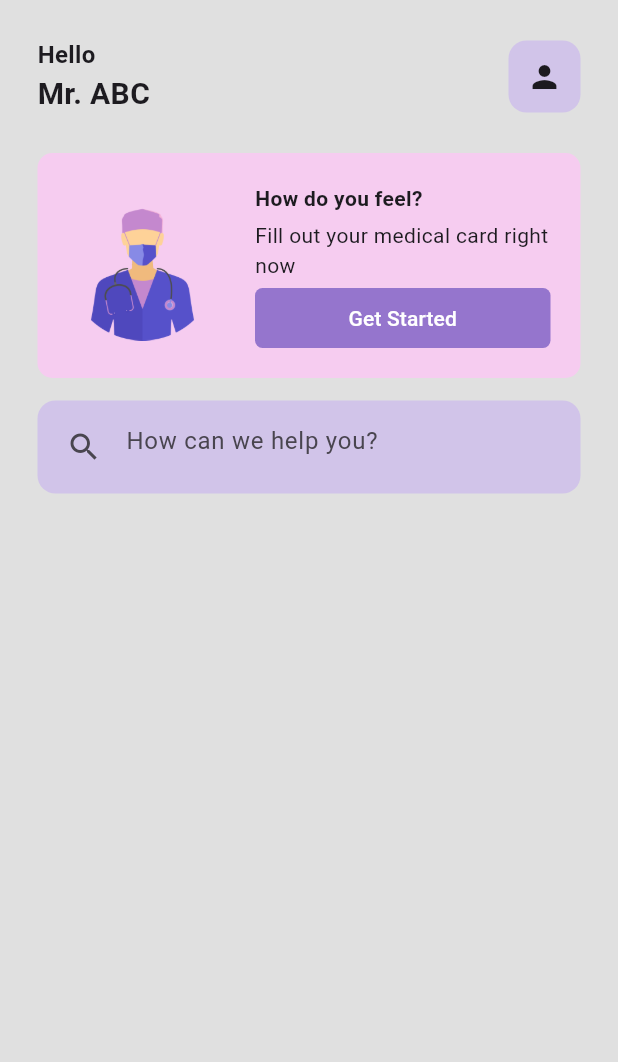
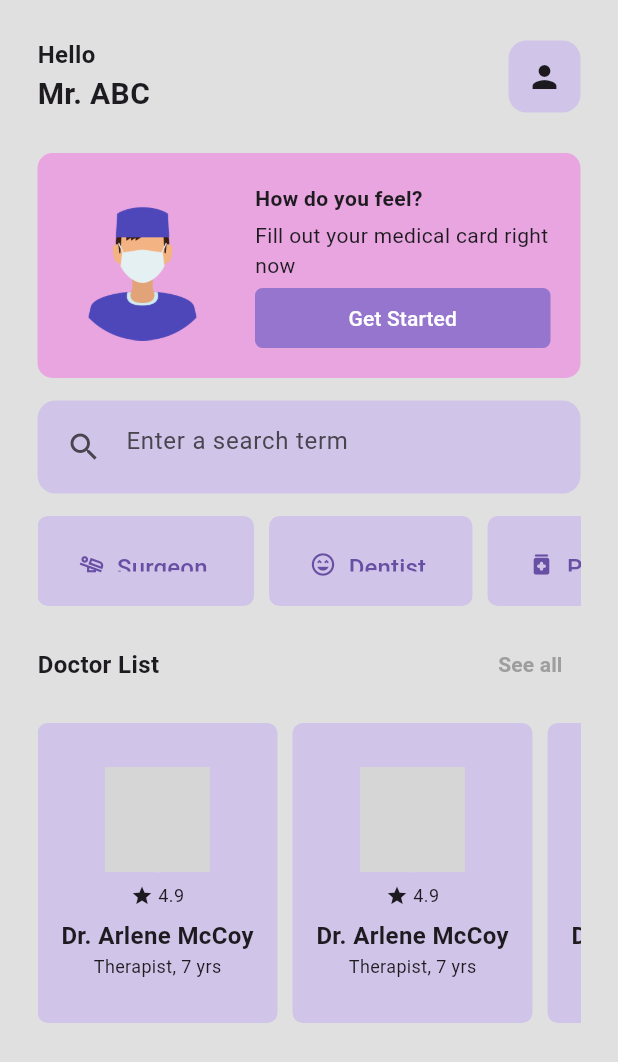
Before and after one commit to Hrithikishere/MediQueue, a Flutter app: the screen it shows after launch, on a phone screen of 412 x 824 dp. Shown: the top 1062 px of the screen. Run offline on Flutter 3.47's test engine with Material 3 defaults, Android fonts, the phone set to English and light mode, and no system bars; network calls fail; grey boxes are pictures that could not be loaded.

Commit message:
category and doctor list added

```diff
--- a/medi_queue/lib/pages/home_page.dart
+++ b/medi_queue/lib/pages/home_page.dart
@@ -1,4 +1,6 @@
 import 'package:flutter/material.dart';
+import 'package:medi_queue/util/category_card.dart';
+import 'package:medi_queue/util/doctor_card.dart';
 
 class HomePage extends StatelessWidget {
   const HomePage({super.key});
@@ -8,11 +10,13 @@ class HomePage extends StatelessWidget {
     return Scaffold(
       backgroundColor: Colors.grey[300],
       body: SafeArea(
+        child: Padding(
+          padding: const EdgeInsets.symmetric(horizontal: 25),
           child: Column(
             children: [
               //appbar
               Padding(
-              padding: const EdgeInsets.symmetric(horizontal: 25, vertical: 25),
+                padding: const EdgeInsets.symmetric(vertical: 25),
                 child: Row(
                   mainAxisAlignment: MainAxisAlignment.spaceBetween,
                   children: [
@@ -43,12 +47,10 @@ class HomePage extends StatelessWidget {
               ),
 
               //card
-            Padding(
-              padding: const EdgeInsets.symmetric(horizontal: 25),
-              child: Container(
+              Container(
                 padding: const EdgeInsets.all(20),
                 decoration: BoxDecoration(
-                  color: Color(0xFFf6ccf0),
+                  color: const Color(0xFFe9a5e0),
                   borderRadius: BorderRadius.circular(10),
                 ),
                 child: Row(
@@ -97,13 +99,10 @@ class HomePage extends StatelessWidget {
                       )
                     ]),
               ),
-            ),
               const SizedBox(height: 15),
               //search bar
 
-            Padding(
-              padding: const EdgeInsets.symmetric(horizontal: 25),
-              child: Container(
+              Container(
                 padding: const EdgeInsets.all(7),
                 decoration: BoxDecoration(
                   color: Colors.deepPurple[100],
@@ -111,16 +110,82 @@ class HomePage extends StatelessWidget {
                 ),
                 child: const TextField(
                   decoration: InputDecoration(
+                    hintText: 'Enter a search term',
                     prefixIcon: Icon(Icons.search),
                     border: InputBorder.none,
-                      hintText: 'How can we help you?'),
                   ),
                 ),
-            )
+              ),
               //horizontal category
+              const SizedBox(height: 15),
 
               //doctor list
+              SizedBox(
+                height: 60,
+                child: ListView(
+                  scrollDirection: Axis.horizontal,
+                  children: [
+                    CategoryCard(
+                      cardName: "Surgeon",
+                      icon: Icon(Icons.airline_seat_flat_angled_outlined),
+                      onPressed: () {},
+                    ),
+                    CategoryCard(
+                      cardName: "Dentist",
+                      icon: Icon(Icons.sentiment_very_satisfied_outlined),
+                      onPressed: () {},
+                    ),
+                    CategoryCard(
+                      cardName: "Pharmacist",
+                      icon: Icon(Icons.medication_rounded),
+                      onPressed: () {},
+                    ),
+                    CategoryCard(
+                      cardName: "Nutritionist",
+                      icon: Icon(Icons.food_bank_outlined),
+                      onPressed: () {},
+                    ),
                   ],
+                ),
+              ),
+
+              const SizedBox(height: 15),
+
+              Row(
+                mainAxisAlignment: MainAxisAlignment.spaceBetween,
+                children: [
+                  Text(
+                    "Doctor List",
+                    style: TextStyle(fontSize: 16, fontWeight: FontWeight.bold),
+                  ),
+                  TextButton(
+                    onPressed: () {},
+                    child: Text(
+                      "See all",
+                      style: TextStyle(
+                          fontSize: 14,
+                          fontWeight: FontWeight.bold,
+                          color: Colors.grey[500]),
+                    ),
+                  ),
+                ],
+              ),
+
+              const SizedBox(height: 15),
+
+              Container(
+                height: 200,
+                child: ListView(
+                  scrollDirection: Axis.horizontal,
+                  children: [
+                    DoctorCard(),
+                    DoctorCard(),
+                    DoctorCard(),
+                  ],
+                ),
+              ),
+            ],
+          ),
         ),
       ),
     );
--- /dev/null
+++ b/medi_queue/lib/util/category_card.dart
@@ -0,0 +1,31 @@
+import 'package:flutter/material.dart';
+
+class CategoryCard extends StatelessWidget {
+  final String cardName;
+  final Icon icon;
+  VoidCallback onPressed;
+  CategoryCard({
+    required this.cardName,
+    required this.icon,
+    required this.onPressed,
+  });
+
+  @override
+  Widget build(BuildContext context) {
+    return Container(
+      margin: EdgeInsets.only(right: 10),
+      padding: EdgeInsets.all(15),
+      decoration: BoxDecoration(
+          color: Colors.deepPurple[100],
+          borderRadius: BorderRadius.circular(7)),
+      child: TextButton.icon(
+        onPressed: onPressed,
+        icon: icon,
+        label: Text(
+          cardName,
+          style: TextStyle(fontSize: 16),
+        ),
+      ),
+    );
+  }
+}
--- /dev/null
+++ b/medi_queue/lib/util/doctor_card.dart
@@ -0,0 +1,61 @@
+import 'package:flutter/material.dart';
+
+class DoctorCard extends StatelessWidget {
+  const DoctorCard({super.key});
+
+  @override
+  Widget build(BuildContext context) {
+    return Container(
+      margin: EdgeInsets.only(right: 10),
+      child: Center(
+        child: Container(
+          width: 160,
+          decoration: BoxDecoration(
+            color: Colors.deepPurple[100],
+            borderRadius: BorderRadius.circular(7),
+          ),
+          child: const Column(
+            mainAxisAlignment: MainAxisAlignment.center,
+            children: [
+              CircleAvatar(
+                radius: 35,
+                backgroundImage: NetworkImage(
+                  'https://static.vecteezy.com/system/resources/thumbnails/028/287/384/small/a-mature-indian-male-doctor-on-a-white-background-ai-generated-photo.jpg',
+                ),
+              ),
+              SizedBox(height: 7),
+              //starts
+              Row(
+                mainAxisAlignment: MainAxisAlignment.center,
+                children: [
+                  Icon(
+                    Icons.star,
+                    size: 15,
+                  ),
+                  Text(
+                    " 4.9",
+                    style: TextStyle(fontSize: 12),
+                  ),
+                ],
+              ),
+              SizedBox(height: 7),
+              Text(
+                "Dr. Arlene McCoy",
+                style: TextStyle(
+                  fontSize: 16,
+                  fontWeight: FontWeight.bold,
+                ),
+              ),
+              Text(
+                "Therapist, 7 yrs",
+                style: TextStyle(
+                  fontSize: 12,
+                ),
+              ),
+            ],
+          ),
+        ),
+      ),
+    );
+  }
+}
```
Also changed, not shown: medi_queue/assets/images/consult.png, medi_queue/assets/images/consult.svg (deleted). Lines whose indentation alone changed are shown as unchanged.
